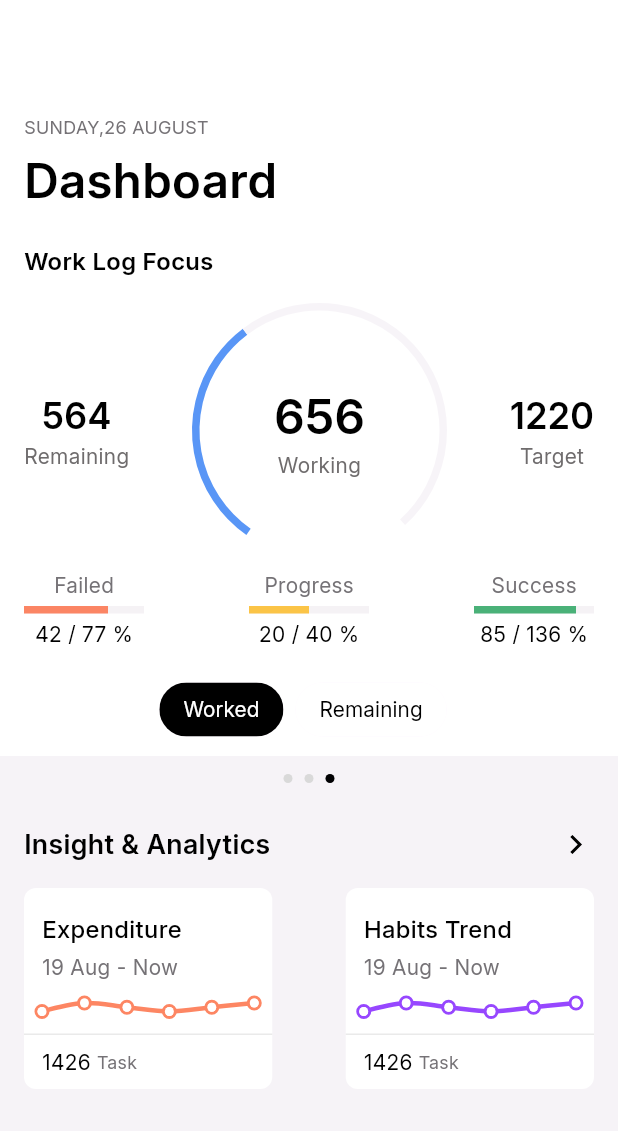
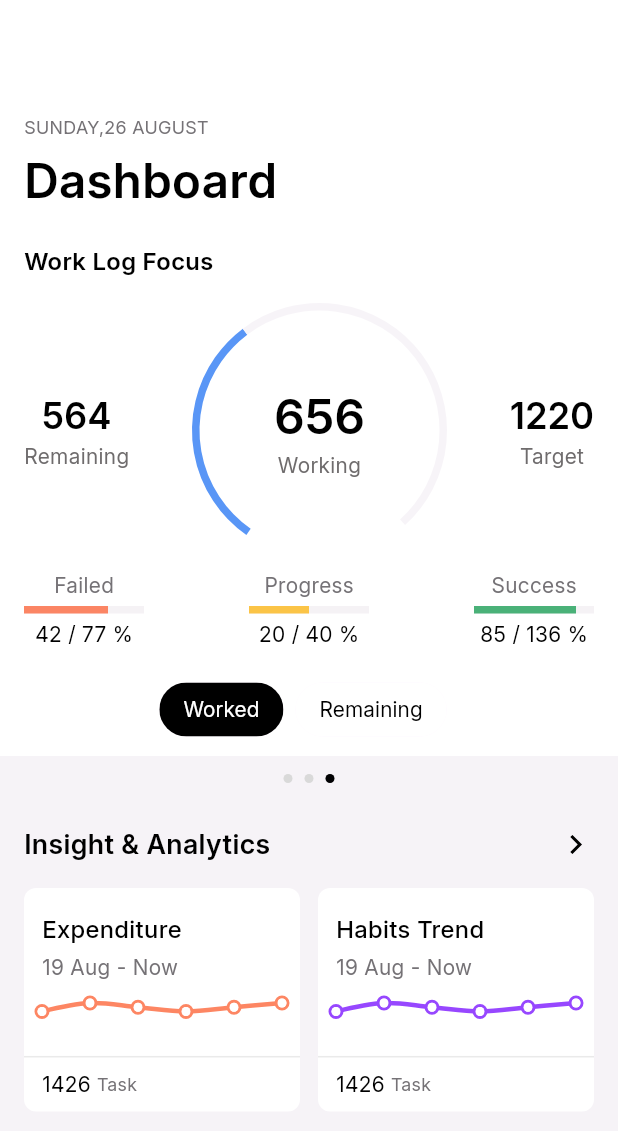
Before and after one commit to rizkydwitama/work-focus-mobile, a Flutter app: the DashboardPage screen opened directly, on a phone screen of 412 x 824 dp. Shown: the top 1131 px of the screen. Run offline on Flutter 3.47's test engine with Material 3 defaults, Android fonts, the phone set to English and light mode, and no system bars; drawn by our look-alikes of fl_chart; our stand-ins replace flutter_svg, get.

Commit message:
refactoring dashboard page card

```diff
--- a/lib/features/dashboard/presentation/pages/dashboard_page.dart
+++ b/lib/features/dashboard/presentation/pages/dashboard_page.dart
@@ -426,11 +426,11 @@ class DashboardPage extends StatelessWidget {
           Padding(
             padding: EdgeInsets.symmetric(horizontal: 16),
             child: Row(
-              mainAxisAlignment: MainAxisAlignment.spaceBetween,
               children: [
-                Container(
-                  width: 165.5,
-                  height: 134,
+                Expanded(
+                  child: AspectRatio(
+                    aspectRatio: 165.5 / 134,
+                    child: Container(
                       decoration: BoxDecoration(
                         color: AppColors.whiteColor,
                         borderRadius: BorderRadius.circular(8)
@@ -543,9 +543,13 @@ class DashboardPage extends StatelessWidget {
                         ],
                       ),
                     ),
-                Container(
-                  width: 165.5,
-                  height: 134,
+                  ),
+                ),
+                const SizedBox(width: 12,),
+                Expanded(
+                  child: AspectRatio(
+                    aspectRatio: 165.5 / 134,
+                    child: Container(
                       decoration: BoxDecoration(
                           color: AppColors.whiteColor,
                           borderRadius: BorderRadius.circular(8)
@@ -658,9 +662,12 @@ class DashboardPage extends StatelessWidget {
                         ],
                       ),
                     ),
+                  ),
+                ),
               ],
             )
-          )
+          ),
+          const SizedBox(height: 20,)
         ]
       )
     );
```
Lines whose indentation alone changed are shown as unchanged.
